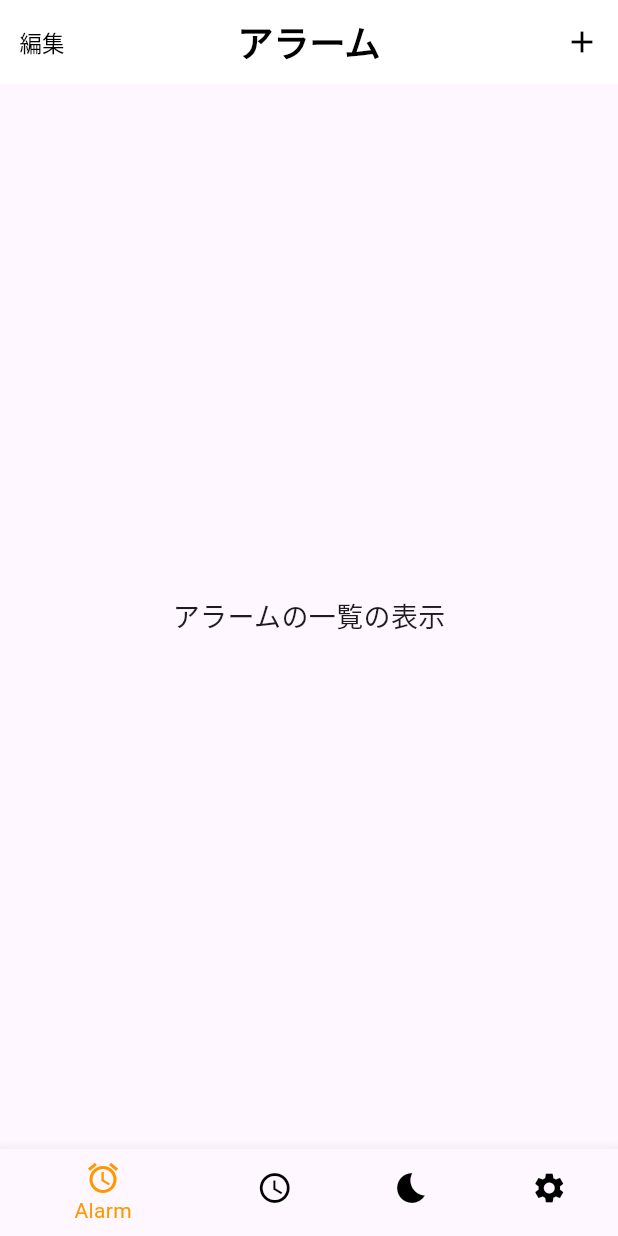
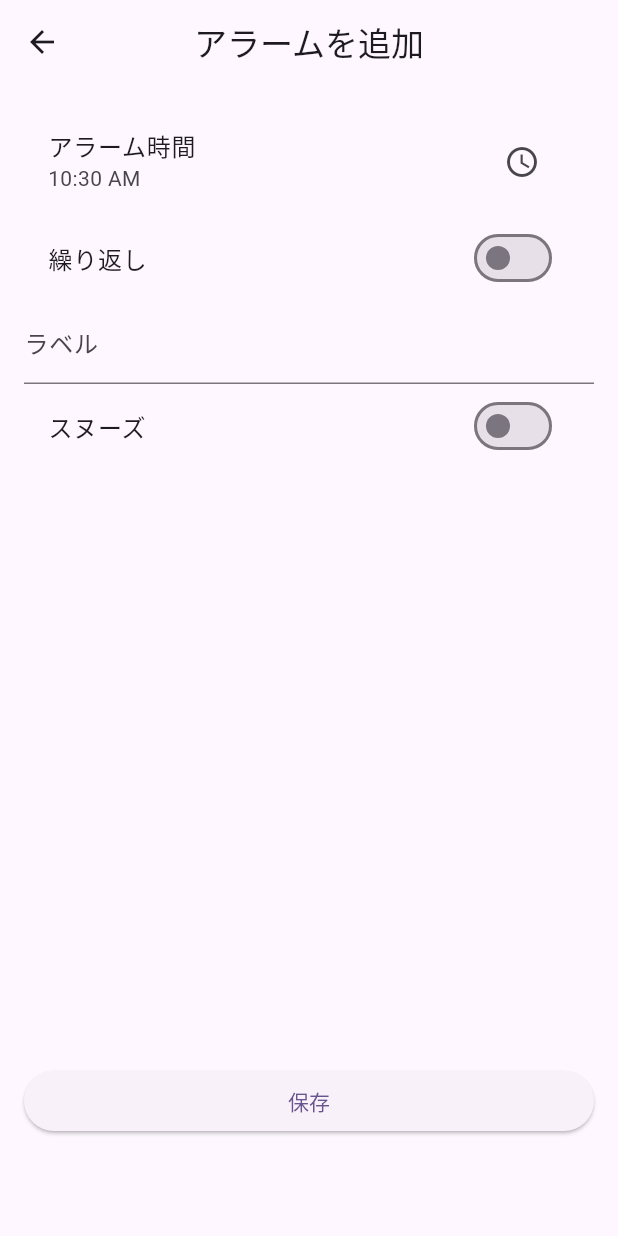
Before and after one commit to Shogo139/sleep_application, a Flutter app: the screen it shows after launch, after a tap on the "add" icon, on a phone screen of 412 x 824 dp. Run offline on Flutter 3.47's test engine with Material 3 defaults, Android fonts, the phone set to English and light mode, and no system bars; our stand-ins replace fl_chart, sensors_plus.

Commit message:
add alarm_page action and graph history

```diff
--- /dev/null
+++ b/lib/alarm_page/add_alarm.dart
@@ -0,0 +1,91 @@
+import 'package:flutter/material.dart';
+
+class AddAlarmPage extends StatefulWidget {
+  const AddAlarmPage({super.key});
+
+  @override
+  State<AddAlarmPage> createState() => _AddAlarmPageState();
+}
+
+class _AddAlarmPageState extends State<AddAlarmPage> {
+  TimeOfDay _selectedTime = TimeOfDay.now();
+  bool _repeat = false;
+  String _label = '';
+  bool _snooze = false;
+
+  @override
+  Widget build(BuildContext context) {
+    return Scaffold(
+      appBar: AppBar(
+        title: const Text('アラームを追加'),
+        centerTitle: true,
+      ),
+      body: Padding(
+        padding: const EdgeInsets.all(16.0),
+        child: Column(
+          crossAxisAlignment: CrossAxisAlignment.stretch,
+          children: [
+            ListTile(
+              title: const Text('アラーム時間'),
+              subtitle: Text(_selectedTime.format(context)),
+              trailing: IconButton(
+                icon: const Icon(Icons.access_time),
+                onPressed: () async {
+                  final time = await showTimePicker(
+                    context: context,
+                    initialTime: _selectedTime,
+                  );
+                  if (time != null) {
+                    setState(() {
+                      _selectedTime = time;
+                    });
+                  }
+                },
+              ),
+            ),
+            SwitchListTile(
+              title: const Text('繰り返し'),
+              value: _repeat,
+              onChanged: (value) {
+                setState(() {
+                  _repeat = value;
+                });
+              },
+            ),
+            TextField(
+              decoration: const InputDecoration(labelText: 'ラベル'),
+              onChanged: (value) {
+                _label = value;
+              },
+            ),
+            SwitchListTile(
+              title: const Text('スヌーズ'),
+              value: _snooze,
+              onChanged: (value) {
+                setState(() {
+                  _snooze = value;
+                });
+              },
+            ),
+            const Spacer(),
+            Padding(
+              padding: const EdgeInsets.only(bottom: 50.0), // 保存ボタンを少し上に配置
+              child: ElevatedButton(
+                onPressed: () {
+                  Navigator.pop(context, {
+                    'time': _selectedTime.format(context),
+                    'repeat': _repeat,
+                    'label': _label.isEmpty ? 'アラーム' : _label,
+                    'snooze': _snooze,
+                    'enabled': true,
+                  });
+                },
+                child: const Text('保存'),
+              ),
+            ),
+          ],
+        ),
+      ),
+    );
+  }
+}
--- a/lib/main.dart
+++ b/lib/main.dart
@@ -1,4 +1,5 @@
 import 'package:flutter/material.dart';
+import 'package:fl_chart/fl_chart.dart';
 import 'pages/alarm_page.dart';
 import 'pages/graph_page.dart';
 import 'pages/list_page.dart';
@@ -32,19 +33,28 @@ class MainPage extends StatefulWidget {
 }
 
 class _MainPageState extends State<MainPage> {
+  final List<Map<String, dynamic>> alarms = []; // アラームリスト
+  final List<List<FlSpot>> graphHistory = []; // グラフ履歴
+
   int _currentIndex = 0;
 
-  final List<Widget> _pages = [
-    const AlarmPage(),
-    const GraphPage(),
-    const ListPage(),
-    const SettingsPage(),
-  ];
+  late final List<Widget> _pages;
+
+  @override
+  void initState() {
+    super.initState();
+    _pages = [
+      AlarmPage(alarms: alarms, graphHistory: graphHistory),
+      GraphPage(graphHistory: graphHistory),
+      const ListPage(),
+      const SettingsPage(),
+    ];
+  }
 
   @override
   Widget build(BuildContext context) {
     return Scaffold(
-      body: _pages[_currentIndex], // 選択されたページを表示
+      body: _pages[_currentIndex],
       bottomNavigationBar: BottomNavigationBar(
         currentIndex: _currentIndex,
         onTap: (index) {
@@ -52,9 +62,9 @@ class _MainPageState extends State<MainPage> {
             _currentIndex = index;
           });
         },
-        selectedItemColor: Colors.orange, // 選択されたアイテムの色
-        unselectedItemColor: Colors.black, // 未選択アイテムの色
-        backgroundColor: Colors.grey[1000], // 背景色
+        selectedItemColor: Colors.orange,
+        unselectedItemColor: Colors.black,
+        backgroundColor: Colors.grey[800],
         items: const [
           BottomNavigationBarItem(
             icon: Icon(Icons.alarm),
--- a/lib/pages/alarm_page.dart
+++ b/lib/pages/alarm_page.dart
@@ -1,52 +1,102 @@
 import 'package:flutter/material.dart';
+import 'package:fl_chart/fl_chart.dart';
+import '../alarm_page/add_alarm.dart';
+import '../sleeping.dart';
 import 'graph_page.dart';
-import 'list_page.dart';
-import 'settings_page.dart';
 
-class AlarmPage extends StatelessWidget {
-  const AlarmPage({super.key});
+class AlarmPage extends StatefulWidget {
+  final List<Map<String, dynamic>> alarms;
+  final List<List<FlSpot>> graphHistory;
+
+  const AlarmPage({super.key, required this.alarms, required this.graphHistory});
+
+  @override
+  State<AlarmPage> createState() => _AlarmPageState();
+}
+
+class _AlarmPageState extends State<AlarmPage> {
+  bool isEditing = false;
 
   @override
   Widget build(BuildContext context) {
     return Scaffold(
       appBar: AppBar(
-        leading: TextButton(
+        title: const Text('アラーム'),
+        leading: widget.alarms.isNotEmpty
+            ? TextButton(
           onPressed: () {
-            print('編集ボタンが押されました');
+            setState(() {
+              isEditing = !isEditing;
+            });
           },
-          child: const Text(
-            '編集',
-            style: TextStyle(
-              fontSize: 15,
-              color: Colors.black,
-            ),
+          child: Text(
+            isEditing ? '完了' : '編集',
+            style: const TextStyle(color: Colors.black),
           ),
-        ),
+        )
+            : null,
         actions: [
           IconButton(
-            onPressed: () {
-              print('+ボタンが押されました');
+            onPressed: () async {
+              final newAlarm = await Navigator.push(
+                context,
+                MaterialPageRoute(builder: (context) => const AddAlarmPage()),
+              );
+
+              if (newAlarm != null) {
+                setState(() {
+                  widget.alarms.add({...newAlarm, 'enabled': false});
+                });
+              }
             },
-            icon: const Icon(Icons.add, color: Colors.black),
+            icon: const Icon(Icons.add),
           ),
         ],
-        title: const Text(
-          'アラーム',
-          style: TextStyle(
-            fontSize: 24,
-            fontWeight: FontWeight.bold,
-            color: Colors.black,
-          ),
-        ),
-        centerTitle: true,
-        backgroundColor: Colors.white,
-        elevation: 0,
       ),
-      body: const Center(
-        child: Text(
-          'アラームの一覧の表示',
-          style: TextStyle(fontSize: 18),
-        ),
+      body: widget.alarms.isEmpty
+          ? const Center(child: Text('アラームがありません'))
+          : ListView.builder(
+        itemCount: widget.alarms.length,
+        itemBuilder: (context, index) {
+          final alarm = widget.alarms[index];
+          return ListTile(
+            title: Text('${alarm['time']} - ${alarm['label']}'),
+            trailing: isEditing
+                ? IconButton(
+              icon: const Icon(Icons.delete),
+              onPressed: () {
+                setState(() {
+                  widget.alarms.removeAt(index);
+                });
+              },
+            )
+                : Switch(
+              value: alarm['enabled'],
+              onChanged: (value) async {
+                setState(() {
+                  widget.alarms[index]['enabled'] = value;
+                });
+                if (value) {
+                  final graphData = await Navigator.push(
+                    context,
+                    MaterialPageRoute(
+                      builder: (context) => const SleepingPage(),
+                    ),
+                  );
+                  if (graphData != null) {
+                    setState(() {
+                      widget.alarms[index]['enabled'] = false; // スイッチをオフ
+                      widget.graphHistory.insert(0, graphData); // 新しいデータを先頭に追加
+                      if (widget.graphHistory.length > 15) {
+                        widget.graphHistory.removeLast(); // 最大15件保持
+                      }
+                    });
+                  }
+                }
+              },
+            ),
+          );
+        },
       ),
     );
   }
```
Also changed, not shown: lib/pages/graph_page.dart (+73 -5 lines), lib/sleeping.dart (added, +97 -0 lines).
